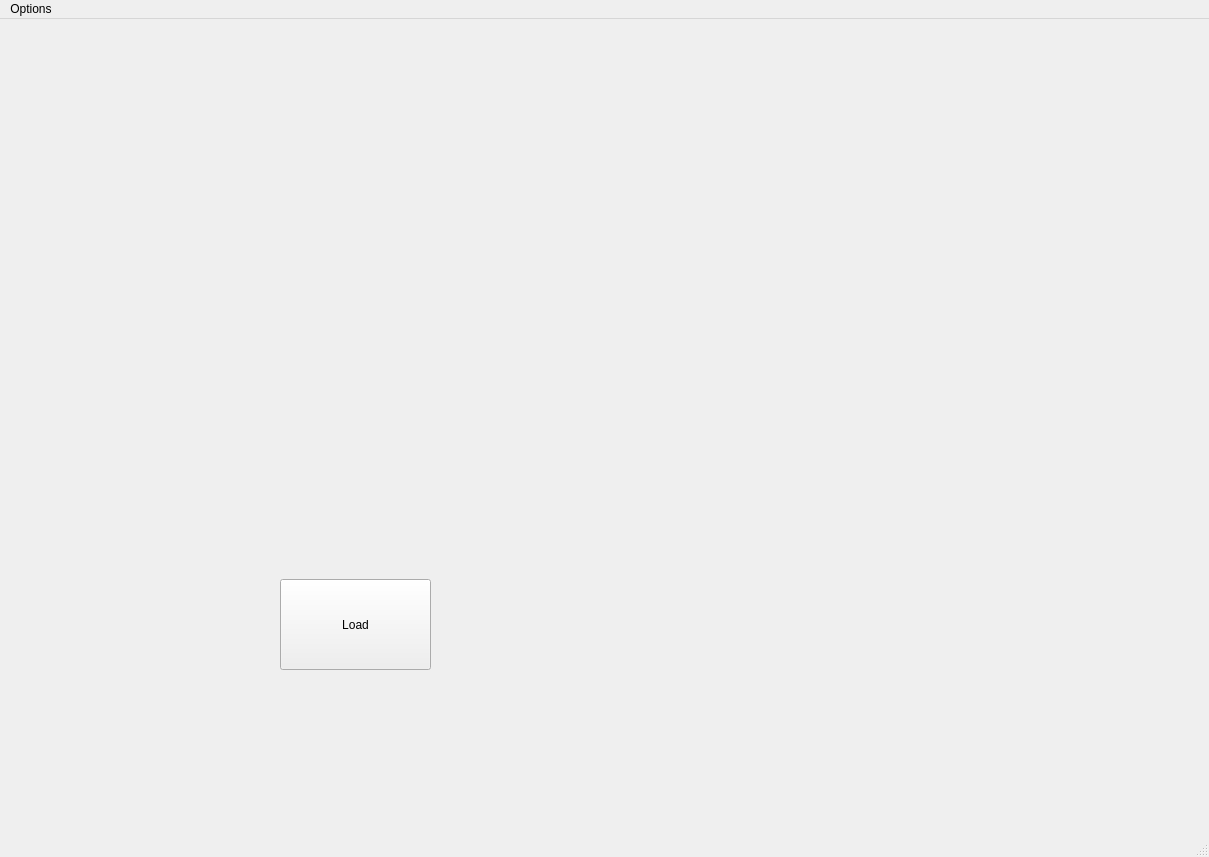
Qt form frontend/MainWindow.ui (gbmecademic/Demo_Glove_Box) before a commit.
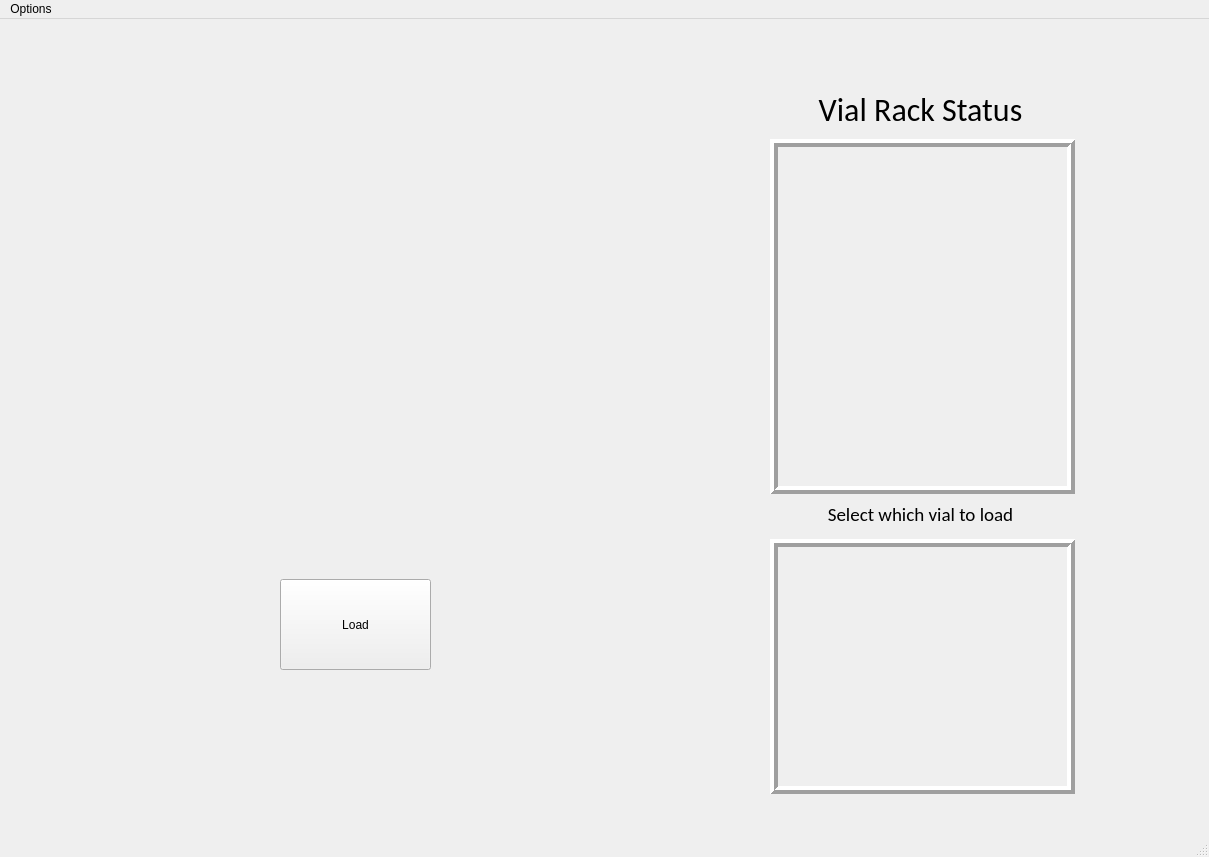
The same form after that commit. Custom widgets are drawn as their Qt base class.

Commit message: Most of the Main Window is done, need to add maybe some button and make it look nice

The edit to the form file:
```diff
--- a/frontend/MainWindow.ui
+++ b/frontend/MainWindow.ui
@@ -14,26 +14,6 @@
    <string>Centrifuge Controls 9000</string>
   </property>
   <widget class="QWidget" name="centralwidget">
-   <widget class="RackButtons" name="RackSelection" native="true">
-    <property name="geometry">
-     <rect>
-      <x>700</x>
-      <y>500</y>
-      <width>441</width>
-      <height>201</height>
-     </rect>
-    </property>
-   </widget>
-   <widget class="RackStatus" name="RackStatusDisplay" native="true">
-    <property name="geometry">
-     <rect>
-      <x>700</x>
-      <y>210</y>
-      <width>441</width>
-      <height>261</height>
-     </rect>
-    </property>
-   </widget>
    <widget class="QPushButton" name="LoadButton">
     <property name="geometry">
      <rect>
@@ -51,12 +31,132 @@
     <property name="geometry">
      <rect>
       <x>150</x>
-      <y>150</y>
-      <width>451</width>
-      <height>311</height>
+      <y>120</y>
+      <width>400</width>
+      <height>400</height>
      </rect>
     </property>
    </widget>
+   <widget class="QLabel" name="labelRackStatus">
+    <property name="geometry">
+     <rect>
+      <x>770</x>
+      <y>60</y>
+      <width>301</width>
+      <height>61</height>
+     </rect>
+    </property>
+    <property name="font">
+     <font>
+      <family>Calibri</family>
+      <pointsize>24</pointsize>
+     </font>
+    </property>
+    <property name="text">
+     <string>Vial Rack Status</string>
+    </property>
+    <property name="alignment">
+     <set>Qt::AlignCenter</set>
+    </property>
+   </widget>
+   <widget class="QLabel" name="label">
+    <property name="geometry">
+     <rect>
+      <x>770</x>
+      <y>480</y>
+      <width>301</width>
+      <height>31</height>
+     </rect>
+    </property>
+    <property name="font">
+     <font>
+      <family>Calibri</family>
+      <pointsize>14</pointsize>
+     </font>
+    </property>
+    <property name="text">
+     <string>Select which vial to load</string>
+    </property>
+    <property name="alignment">
+     <set>Qt::AlignCenter</set>
+    </property>
+   </widget>
+   <widget class="QLabel" name="logo">
+    <property name="geometry">
+     <rect>
+      <x>149</x>
+      <y>20</y>
+      <width>400</width>
+      <height>75</height>
+     </rect>
+    </property>
+    <property name="text">
+     <string/>
+    </property>
+   </widget>
+   <widget class="QFrame" name="StatusFrame">
+    <property name="geometry">
+     <rect>
+      <x>770</x>
+      <y>120</y>
+      <width>305</width>
+      <height>355</height>
+     </rect>
+    </property>
+    <property name="font">
+     <font>
+      <pointsize>8</pointsize>
+     </font>
+    </property>
+    <property name="frameShape">
+     <enum>QFrame::Box</enum>
+    </property>
+    <property name="frameShadow">
+     <enum>QFrame::Raised</enum>
+    </property>
+    <property name="lineWidth">
+     <number>4</number>
+    </property>
+    <widget class="RackStatus" name="RackStatusDisplay" native="true">
+     <property name="geometry">
+      <rect>
+       <x>2</x>
+       <y>2</y>
+       <width>300</width>
+       <height>350</height>
+      </rect>
+     </property>
+    </widget>
+   </widget>
+   <widget class="QFrame" name="ButtonsFrame">
+    <property name="geometry">
+     <rect>
+      <x>770</x>
+      <y>520</y>
+      <width>305</width>
+      <height>255</height>
+     </rect>
+    </property>
+    <property name="frameShape">
+     <enum>QFrame::Box</enum>
+    </property>
+    <property name="frameShadow">
+     <enum>QFrame::Raised</enum>
+    </property>
+    <property name="lineWidth">
+     <number>4</number>
+    </property>
+    <widget class="RackButtons" name="RackSelection" native="true">
+     <property name="geometry">
+      <rect>
+       <x>2</x>
+       <y>2</y>
+       <width>300</width>
+       <height>250</height>
+      </rect>
+     </property>
+    </widget>
+   </widget>
   </widget>
   <widget class="QMenuBar" name="menubar">
    <property name="geometry">
```
Left out of the diff: 6 changed lines with no effect on the pictures. The commit also changes 11 other files.
